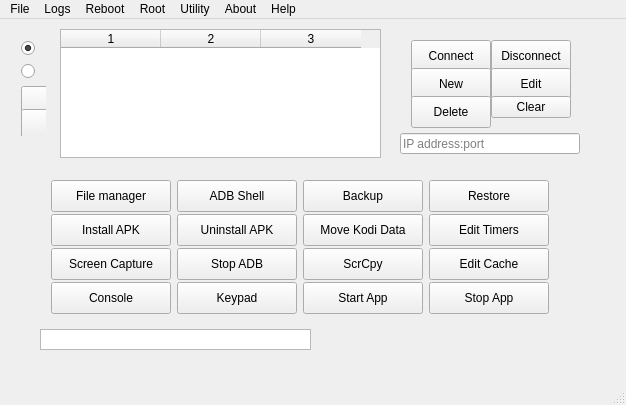
First picture: the form in mainwindow.ui, repository Eliminater74/adblink, before the edit.
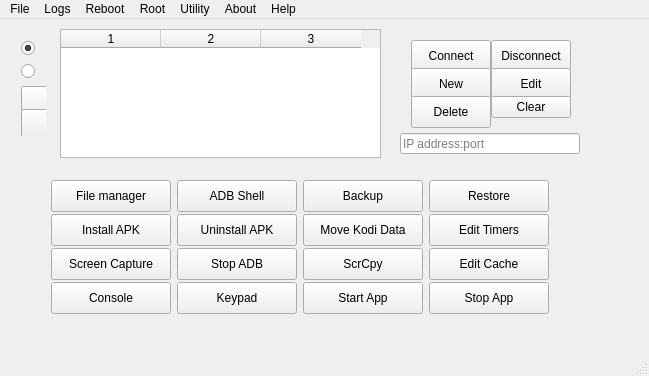
Second picture: the form after the edit.

Commit message: mainwindow.ui modified. restore point

The edit to the form file:
```diff
--- a/mainwindow.ui
+++ b/mainwindow.ui
@@ -6,8 +6,8 @@
    <rect>
     <x>0</x>
     <y>0</y>
-    <width>626</width>
-    <height>405</height>
+    <width>649</width>
+    <height>376</height>
    </rect>
   </property>
   <property name="sizePolicy">
@@ -619,16 +619,6 @@
        </item>
       </layout>
      </widget>
-     <widget class="QListWidget" name="listRunningJobs">
-      <property name="geometry">
-       <rect>
-        <x>20</x>
-        <y>170</y>
-        <width>271</width>
-        <height>21</height>
-       </rect>
-      </property>
-     </widget>
     </widget>
     <widget class="QWidget" name="page_2">
      <widget class="QWidget" name="layoutWidget_3">
@@ -1108,6 +1098,16 @@
      </item>
     </layout>
    </widget>
+   <widget class="QListWidget" name="listRunningJobs">
+    <property name="geometry">
+     <rect>
+      <x>240</x>
+      <y>620</y>
+      <width>271</width>
+      <height>21</height>
+     </rect>
+    </property>
+   </widget>
   </widget>
   <widget class="QStatusBar" name="statusBar"/>
   <widget class="QMenuBar" name="menuBar">
@@ -1115,7 +1115,7 @@
     <rect>
      <x>0</x>
      <y>0</y>
-     <width>626</width>
+     <width>649</width>
      <height>24</height>
     </rect>
    </property>
```
Left out of the diff: 4 changed lines with no effect on the pictures. The commit also changes 1 other file.
